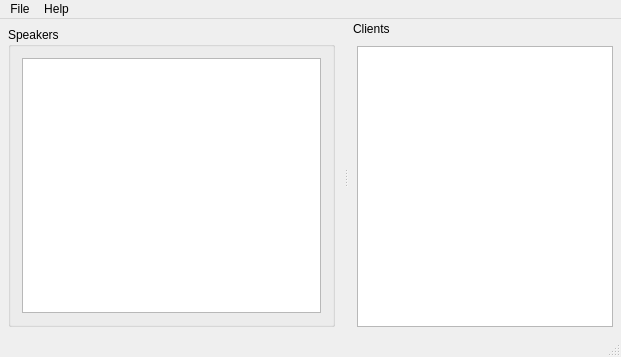
Old version of the form Server/main_window.ui in the repository akru/conference-speaker-server.
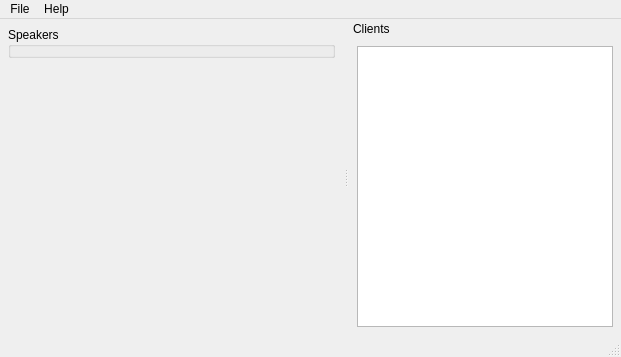
New version of the form.

Patch:
```diff
--- a/Server/main_window.ui
+++ b/Server/main_window.ui
@@ -27,15 +27,46 @@
     <property name="bottomMargin">
      <number>8</number>
     </property>
+    <item row="2" column="0">
+     <spacer name="verticalSpacer">
+      <property name="orientation">
+       <enum>Qt::Vertical</enum>
+      </property>
+      <property name="sizeHint" stdset="0">
+       <size>
+        <width>20</width>
+        <height>40</height>
+       </size>
+      </property>
+     </spacer>
+    </item>
     <item row="1" column="0">
      <widget class="QGroupBox" name="groupBox">
       <property name="title">
        <string>Speakers</string>
       </property>
-      <layout class="QGridLayout" name="gridLayout_2">
-       <item row="0" column="0">
-        <widget class="QListWidget" name="connectedUsersList"/>
-       </item>
+      <property name="flat">
+       <bool>false</bool>
+      </property>
+      <property name="checkable">
+       <bool>false</bool>
+      </property>
+      <layout class="QVBoxLayout" name="verticalLayout">
+       <property name="spacing">
+        <number>0</number>
+       </property>
+       <property name="leftMargin">
+        <number>0</number>
+       </property>
+       <property name="topMargin">
+        <number>0</number>
+       </property>
+       <property name="rightMargin">
+        <number>0</number>
+       </property>
+       <property name="bottomMargin">
+        <number>8</number>
+       </property>
       </layout>
      </widget>
     </item>
```
Left out of the diff: 25 changed lines with no effect on the pictures.
